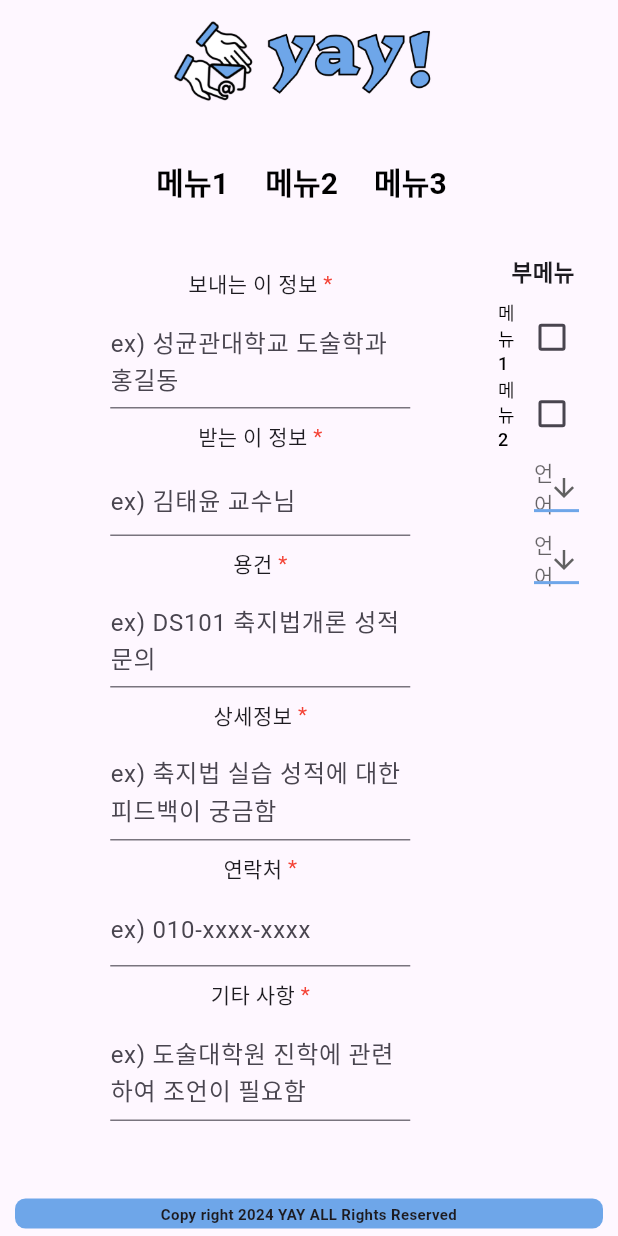
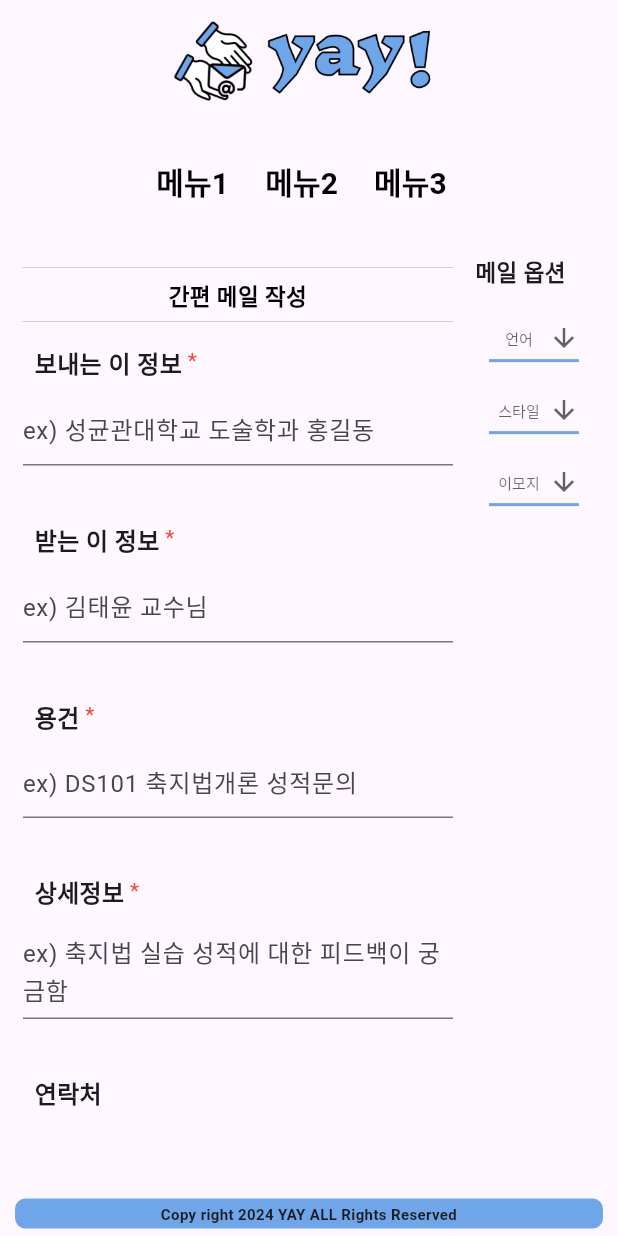
Before and after one commit to eggsmen/yay, a Flutter app: the screen it shows after launch, on a phone screen of 412 x 824 dp. Run offline on Flutter 3.47's test engine with Material 3 defaults, Android fonts, the phone set to English and light mode, and no system bars; our stand-ins replace get, sse.

Commit message:
feat: ui 구획 나눔

```diff
--- a/lib/src/components/dropbox.dart
+++ b/lib/src/components/dropbox.dart
@@ -2,10 +2,11 @@ import 'package:flutter/cupertino.dart';
 import 'package:flutter/material.dart';
 
 class Dropbox extends StatefulWidget {
-  final String sidemenuName;
+  final String category;
+  final List<String> options;
   final double fontsz;
 
-  Dropbox({Key? key, required this.sidemenuName, required this.fontsz}) : super(key: key);
+  Dropbox({Key? key, required this.category, required this.options, required this.fontsz}) : super(key: key);
 
   @override
   _DropboxState createState() => _DropboxState();
@@ -42,12 +43,12 @@ class _DropboxState extends State<Dropbox> {
               _selectedItem = newValue;
             });
           },
-          hint: Center(child: Text('언어',)),
-          items: <String>['한국어', '영어', '스페인어']
+          hint: Center(child: Text(widget.category, style: TextStyle(fontSize: widget.fontsz))),
+          items: widget.options
               .map<DropdownMenuItem<String>>((String value) {
             return DropdownMenuItem<String>(
               value: value,
-              child: Center(child: Text(value)),
+              child: Center(child: Text(value, style: TextStyle(fontSize: widget.fontsz))),
             );
           }).toList(),
           dropdownColor: Colors.white,
--- a/lib/src/pages/automail_page.dart
+++ b/lib/src/pages/automail_page.dart
@@ -49,7 +49,6 @@ class _AutomailPageState extends State<AutomailPage> {
   }
 
 
-
   @override
   void initState() {
     super.initState();
@@ -98,6 +97,7 @@ class _AutomailPageState extends State<AutomailPage> {
       String hintText,
       TextEditingController controller,
       double? width,
+      bool ismandatory,
       Function(String) onTextChanged // 상태 업데이트를 위한 콜백 함수 추가
       ) {
     return Column(
@@ -106,10 +106,11 @@ class _AutomailPageState extends State<AutomailPage> {
         Padding(
           padding: const EdgeInsets.all(8.0),
           child: Row(
-            mainAxisSize: MainAxisSize.min,
+            //mainAxisSize: MainAxisSize.min,
+            crossAxisAlignment: CrossAxisAlignment.start,
             children: [
-              Text(labelText),
-              Text(' *', style: TextStyle(color: Colors.red)),
+              Text(labelText, style: TextStyle(fontWeight: FontWeight.bold, fontSize: 16)),
+              if(ismandatory) Text( ' *', style: TextStyle(color: Colors.red)),
             ],
           ),
         ),
@@ -122,10 +123,14 @@ class _AutomailPageState extends State<AutomailPage> {
             },
             decoration: InputDecoration(
               hintText: hintText,
+                focusedBorder: UnderlineInputBorder(
+                  borderSide: BorderSide(color: Color(0xFF14386B)),
+                )
             ),
             maxLines: null,
           ),
         ),
+        SizedBox(height: 30,),
       ],
     );
   }
@@ -143,33 +148,33 @@ class _AutomailPageState extends State<AutomailPage> {
                   child: Column(
                     mainAxisAlignment: MainAxisAlignment.center,
                     children: [
-                      questionField('보내는 이 정보', 'ex) 성균관대학교 도술학과 홍길동', answer1Controller, questionWidth, (value) {
+                      questionField('보내는 이 정보', 'ex) 성균관대학교 도술학과 홍길동', answer1Controller, questionWidth, true,(value) {
                         setState(() {
                           answer1 = value;
                         });
                       }),
-                      questionField('받는 이 정보', 'ex) 김태윤 교수님', answer2Controller, questionWidth, (value) {
+                      questionField('받는 이 정보', 'ex) 김태윤 교수님', answer2Controller, questionWidth, true, (value) {
                         setState(() {
                           answer2 = value;
                         });
                       }),
-                      questionField('용건', 'ex) DS101 축지법개론 성적문의', answer3Controller, questionWidth, (value) {
+                      questionField('용건', 'ex) DS101 축지법개론 성적문의', answer3Controller, questionWidth, true, (value) {
                         setState(() {
                           answer3 = value;
                         });
                       }),
-                      questionField('상세정보', 'ex) 축지법 실습 성적에 대한 피드백이 궁금함', answer4Controller, questionWidth, (value) {
+                      questionField('상세정보', 'ex) 축지법 실습 성적에 대한 피드백이 궁금함', answer4Controller, questionWidth, true,(value) {
                         setState(() {
                           answer4 = value;
                         });
                       }),
 
-                      questionField('연락처', 'ex) 010-xxxx-xxxx', answer5Controller, questionWidth, (value) {
+                      questionField('연락처', 'ex) 010-xxxx-xxxx', answer5Controller, questionWidth, false, (value) {
                         setState(() {
                           answer5 = value;
                         });
                       }),
-                      questionField('기타 사항', 'ex) 도술대학원 진학에 관련하여 조언이 필요함', answer6Controller, questionWidth, (value) {
+                      questionField('기타 사항', 'ex) 도술대학원 진학에 관련하여 조언이 필요함', answer6Controller, questionWidth,false, (value) {
                         setState(() {
                           answer6 = value;
                         });
@@ -216,25 +221,50 @@ class _AutomailPageState extends State<AutomailPage> {
       child: Row(
         crossAxisAlignment: CrossAxisAlignment.start,
         children: [
-          Expanded(child: _contents(200)),
-          SingleChildScrollView(
-            child: Padding(
+          Expanded( // Expanded를 사용하여 왼쪽 Column이 남은 공간을 모두 차지하도록 함
+            child: Column(
+              children: [
+                Divider(
+                  thickness: 0.3, // 밑줄의 두께 조절
+                  color: Colors.grey, // 밑줄의 색상
+                ),
+                Container(
+                alignment: Alignment.center,
+              height: 20,
+              width: double.infinity,
+              color: Colors.transparent, // 배경색 설정
+              child: Text(
+                "간편 메일 작성",
+                style: TextStyle(
+                  color: Colors.black,
+                  fontWeight: FontWeight.bold,
+                  fontSize: 15,
+                ),
+              ),
+            ),
+      Divider(
+        thickness: 0.3, // 밑줄의 두께 조절
+        color: Colors.grey, // 밑줄의 색상
+      ), // 고정 높이를 가진 SizedBox를 사용
+                Expanded(child: _contents(400)), // 나머지 공간을 차지하는 위젯
+              ],
+            ),
+          ),
+          Padding(
             padding: const EdgeInsets.only(right:5),
             child: Container(
-                width: 60,
+              width: 90,
               child: Column(
                 crossAxisAlignment: CrossAxisAlignment.center,
                 children: [
-                    Text("부메뉴", style: TextStyle(fontSize: 15, fontWeight: FontWeight.bold),),
+                  Text("메일 옵션", style: TextStyle(fontSize: 15, fontWeight: FontWeight.bold),),
                   SizedBox(height: 8,),
-                    SideMenu(sidemenuName: "메뉴1", fontsz:12),
-                    SideMenu(sidemenuName: "메뉴2", fontsz:12),
-                    Dropbox(sidemenuName: "메뉴3", fontsz:12),
-                    Dropbox(sidemenuName: "메뉴4", fontsz:12),
+                  Dropbox(category: "언어", options: ["한국어", "中文", "tiếng Việt", "O'zbekcha", "Indonésia", "हिन्दी", "русский", "қазақша", "বাংলা", "اُردُو", "官话", "日本語", "Монгол хэл", "မြန်မာဘာသာ", "English", " Filipino", "مَصْرِِي", "ภาษาไทย", "кыргызча", "فارسی", "Français", "Italiano", "Español", "Deutsch", "Melayu", "नेपाली", "اللغة العربية", "ភាសាខ្មែរ", "Azərbaycan dili", "广东话", "български", "українська мова", "Latviešu ", "ქართული ", "Teny Malagasy", "Swahili", "Eesti keel", "Türkmençe", "Türkçe", "Română", "тоҷикӣ", "português", "čeština", "suomalainen", "język polski", "Gaeilge", "norsk", "lietuvių kalba", "Nederlands", "עִבְרִית", "Kirundi"], fontsz:10),
+                  Dropbox(category: "스타일", options: ['공손하게','친근하게','간결하게','상세하게'], fontsz:10),
+                  Dropbox(category: "이모지", options: ['많이','조금','없음'], fontsz:10),
 
 
                 ],
-                ),
               ),
             ),
           )
@@ -249,21 +279,48 @@ class _AutomailPageState extends State<AutomailPage> {
       child: Row(
         crossAxisAlignment: CrossAxisAlignment.start,
         children: [
-          Expanded(child: _contents(300)),
+          Expanded( // Expanded를 사용하여 왼쪽 Column이 남은 공간을 모두 차지하도록 함
+            child: Column(
+              children: [
+                Divider(
+                  thickness: 0.3, // 밑줄의 두께 조절
+                  color: Colors.grey, // 밑줄의 색상
+                ),
+                Container(
+                  alignment: Alignment.center,
+                  height: 20,
+                  width: double.infinity,
+                  color: Colors.transparent, // 배경색 설정
+                  child: Text(
+                    "간편 메일 작성",
+                    style: TextStyle(
+                      color: Colors.black,
+                      fontWeight: FontWeight.bold,
+                      fontSize: 15,
+                    ),
+                  ),
+                ),
+                Divider(
+                  thickness: 0.3, // 밑줄의 두께 조절
+                  color: Colors.grey, // 밑줄의 색상
+                ), // 고정 높이를 가진 SizedBox를 사용
+                Expanded(child: _contents(800)), // 나머지 공간을 차지하는 위젯
+              ],
+            ),
+          ),
           SingleChildScrollView(
             child: Padding(
               padding: const EdgeInsets.only(right:10),
               child: Container(
-                width: 80,
+                width: 110,
                 child: Column(
                   crossAxisAlignment: CrossAxisAlignment.center,
                   children: [
-                    Text("부메뉴", style: TextStyle(fontSize: 20, fontWeight: FontWeight.bold),),
+                    Text("메일 옵션", style: TextStyle(fontSize: 18, fontWeight: FontWeight.bold),),
                     SizedBox(height: 8,),
-                    SideMenu(sidemenuName: "메뉴1", fontsz:12),
-                    SideMenu(sidemenuName: "메뉴2", fontsz:12),
-                    Dropbox(sidemenuName: "메뉴3", fontsz:12),
-                    Dropbox(sidemenuName: "메뉴4", fontsz:12),
+                    Dropbox(category: "언어", options: ["한국어", "中文", "tiếng Việt", "O'zbekcha", "Indonésia", "हिन्दी", "русский", "қазақша", "বাংলা", "اُردُو", "官话", "日本語", "Монгол хэл", "မြန်မာဘာသာ", "English", " Filipino", "مَصْرِِي", "ภาษาไทย", "кыргызча", "فارسی", "Français", "Italiano", "Español", "Deutsch", "Melayu", "नेपाली", "اللغة العربية", "ភាសាខ្មែរ", "Azərbaycan dili", "广东话", "български", "українська мова", "Latviešu ", "ქართული ", "Teny Malagasy", "Swahili", "Eesti keel", "Türkmençe", "Türkçe", "Română", "тоҷикӣ", "português", "čeština", "suomalainen", "język polski", "Gaeilge", "norsk", "lietuvių kalba", "Nederlands", "עִבְרִית", "Kirundi"], fontsz:14),
+                    Dropbox(category: "스타일", options: ['공손하게','친근하게','간결하게','상세하게'], fontsz:14),
+                    Dropbox(category: "이모지", options: ['많이','조금','없음'], fontsz:14),
 
                   ],
                 ),
@@ -281,7 +338,35 @@ class _AutomailPageState extends State<AutomailPage> {
       child: Row(
         crossAxisAlignment: CrossAxisAlignment.start,
         children: [
-          Expanded(child: _contents(400)),
+          Expanded( // Expanded를 사용하여 왼쪽 Column이 남은 공간을 모두 차지하도록 함
+            child: Column(
+              children: [
+                Divider(
+                  thickness: 0.3, // 밑줄의 두께 조절
+                  color: Colors.grey, // 밑줄의 색상
+                ),
+                Container(
+                  alignment: Alignment.center,
+                  height: 20,
+                  width: double.infinity,
+                  color: Colors.transparent, // 배경색 설정
+                  child: Text(
+                    "간편 메일 작성",
+                    style: TextStyle(
+                      color: Colors.black,
+                      fontWeight: FontWeight.bold,
+                      fontSize: 15,
+                    ),
+                  ),
+                ),
+                Divider(
+                  thickness: 0.3, // 밑줄의 두께 조절
+                  color: Colors.grey, // 밑줄의 색상
+                ), // 고정 높이를 가진 SizedBox를 사용
+                Expanded(child: _contents(900)), // 나머지 공간을 차지하는 위젯
+              ],
+            ),
+          ),
           SingleChildScrollView(
             child: Padding(
               padding: const EdgeInsets.only(right: 10.0),
@@ -290,12 +375,11 @@ class _AutomailPageState extends State<AutomailPage> {
                 child: Column(
                   crossAxisAlignment: CrossAxisAlignment.center,
                   children: [
-                    Text("부메뉴", style: TextStyle(fontSize: 20, fontWeight: FontWeight.bold),),
+                    Text("메일 옵션", style: TextStyle(fontSize: 20, fontWeight: FontWeight.bold),),
                     SizedBox(height: 8,),
-                    SideMenu(sidemenuName: "메뉴1", fontsz:16),
-                    SideMenu(sidemenuName: "메뉴2", fontsz:16),
-                    Dropbox(sidemenuName: "메뉴3", fontsz:16),
-                    Dropbox(sidemenuName: "메뉴4", fontsz:16),
+                    Dropbox(category: "언어", options: ["한국어", "中文", "tiếng Việt", "O'zbekcha", "Indonésia", "हिन्दी", "русский", "қазақша", "বাংলা", "اُردُو", "官话", "日本語", "Монгол хэл", "မြန်မာဘာသာ", "English", " Filipino", "مَصْرِِي", "ภาษาไทย", "кыргызча", "فارسی", "Français", "Italiano", "Español", "Deutsch", "Melayu", "नेपाली", "اللغة العربية", "ភាសាខ្មែរ", "Azərbaycan dili", "广东话", "български", "українська мова", "Latviešu ", "ქართული ", "Teny Malagasy", "Swahili", "Eesti keel", "Türkmençe", "Türkçe", "Română", "тоҷикӣ", "português", "čeština", "suomalainen", "język polski", "Gaeilge", "norsk", "lietuvių kalba", "Nederlands", "עִבְרִית", "Kirundi"], fontsz:16),
+                    Dropbox(category: "스타일", options: ['공손하게','친근하게','간결하게','상세하게'], fontsz:16),
+                    Dropbox(category: "이모지", options: ['많이','조금','없음'], fontsz:16),
 
                   ],
                 ),
@@ -306,14 +390,6 @@ class _AutomailPageState extends State<AutomailPage> {
         ],),
     );
   }
-
-
-
-
-
-
-
-
 
   Widget smallmenu(String smallmenu, double fontsz, GestureTapCallback onTap){
     return InkWell(
@@ -332,27 +408,6 @@ class _AutomailPageState extends State<AutomailPage> {
         ),
       ),);
   }
-
-  // Widget _sideMenu(String sidemenuName, double fontsz, VoidCallback onPressed){
-  //   return TextButton(
-  //       style: ButtonStyle(
-  //           padding: MaterialStateProperty.resolveWith(getPadding),
-  //           foregroundColor:
-  //           MaterialStateProperty.resolveWith(getForegroundColor),
-  //           overlayColor: MaterialStateProperty.resolveWith(
-  //                   (states) => Colors.transparent)
-  //       ),
-  //
-  //       onPressed: (){},
-  //       child: Text(
-  //         sidemenuName,
-  //         style: TextStyle(fontSize: fontsz),
-  //       )
-  //   );}
-
-
-
-
 
   Color getForegroundColor(Set<MaterialState> states){
     const interactiveStates = <MaterialState>{
```
Lines whose indentation alone changed are shown as unchanged.
